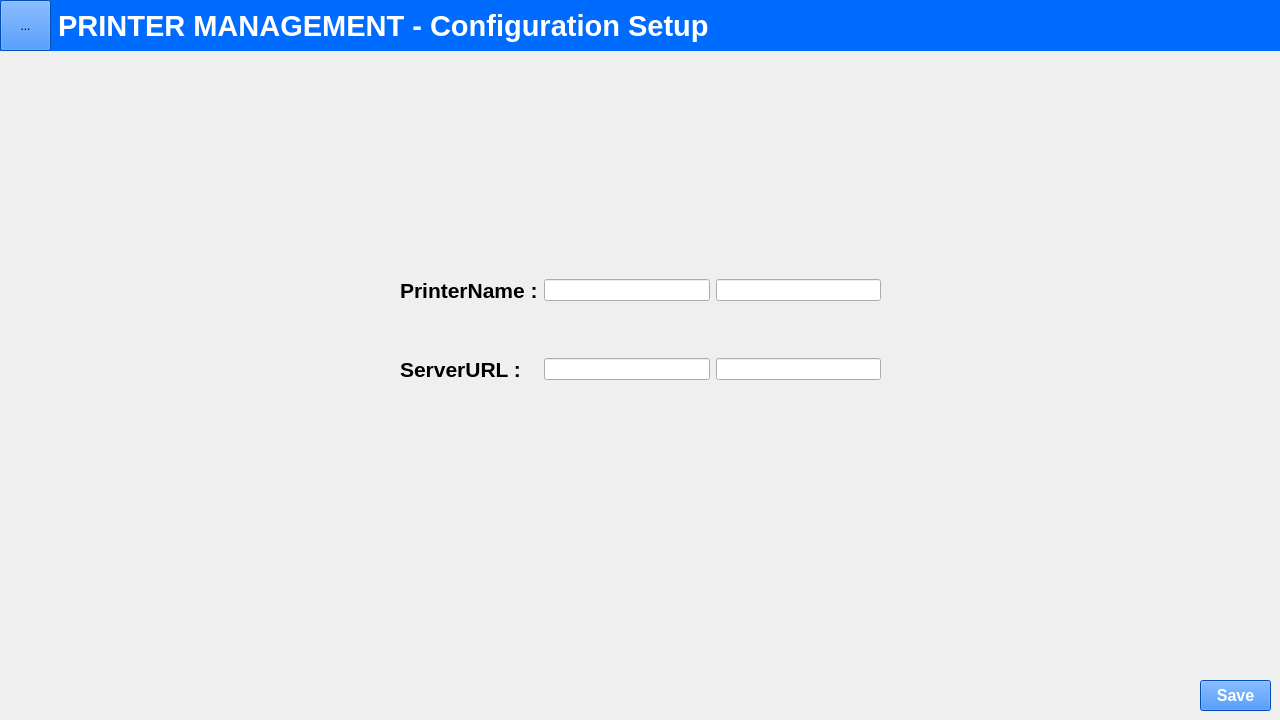
Above: Designer/configuration.ui from ParintonPrarom-148/Printer_Management_Program_For_Automated_Gate_System before the change. Below: the same form after it.
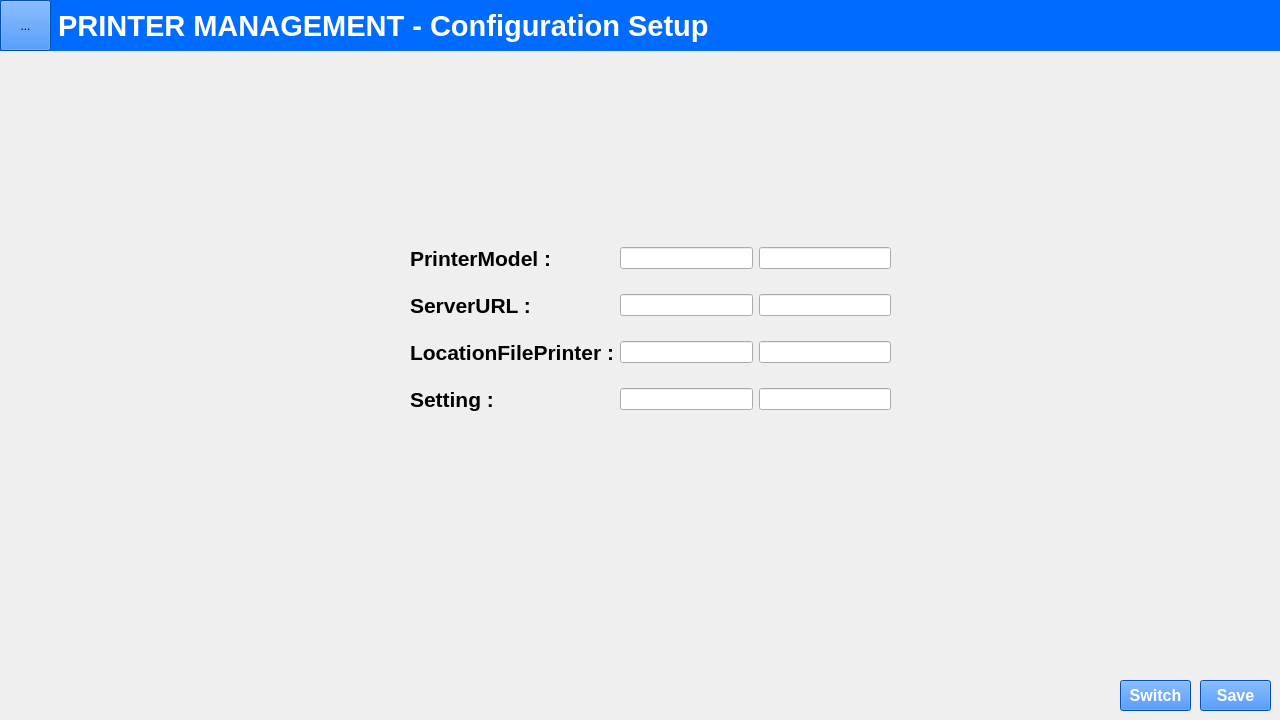
That is the form after the change. Icons and pictures are not drawn.

The edit to the form file:
```diff
--- a/Designer/configuration.ui
+++ b/Designer/configuration.ui
@@ -90,13 +90,61 @@
   <widget class="QWidget" name="gridLayoutWidget_2">
    <property name="geometry">
     <rect>
-     <x>400</x>
+     <x>410</x>
      <y>230</y>
      <width>481</width>
      <height>201</height>
     </rect>
    </property>
    <layout class="QGridLayout" name="gridLayout_2">
+    <item row="3" column="0">
+     <widget class="QLabel" name="lbSetting">
+      <property name="font">
+       <font>
+        <family>Arial</family>
+        <pointsize>16</pointsize>
+        <weight>75</weight>
+        <bold>true</bold>
+       </font>
+      </property>
+      <property name="text">
+       <string>Setting :</string>
+      </property>
+     </widget>
+    </item>
+    <item row="3" column="2">
+     <widget class="QLineEdit" name="textSetting2">
+      <property name="font">
+       <font>
+        <family>Arial</family>
+       </font>
+      </property>
+     </widget>
+    </item>
+    <item row="3" column="1">
+     <widget class="QLineEdit" name="textSetting1">
+      <property name="font">
+       <font>
+        <family>Arial</family>
+       </font>
+      </property>
+     </widget>
+    </item>
+    <item row="0" column="0">
+     <widget class="QLabel" name="lbPrinterModel">
+      <property name="font">
+       <font>
+        <family>Arial</family>
+        <pointsize>16</pointsize>
+        <weight>75</weight>
+        <bold>true</bold>
+       </font>
+      </property>
+      <property name="text">
+       <string>PrinterModel :</string>
+      </property>
+     </widget>
+    </item>
     <item row="0" column="1">
      <widget class="QLineEdit" name="textPrinterName1">
       <property name="font">
@@ -121,19 +169,13 @@
       </property>
      </widget>
     </item>
-    <item row="0" column="0">
-     <widget class="QLabel" name="lbPrinterName">
+    <item row="1" column="2">
+     <widget class="QLineEdit" name="textServerURL2">
       <property name="font">
        <font>
         <family>Arial</family>
-        <pointsize>16</pointsize>
-        <weight>75</weight>
-        <bold>true</bold>
        </font>
       </property>
-      <property name="text">
-       <string>PrinterName :</string>
-      </property>
      </widget>
     </item>
     <item row="1" column="1">
@@ -154,8 +196,32 @@
       </property>
      </widget>
     </item>
-    <item row="1" column="2">
-     <widget class="QLineEdit" name="textServerURL2">
+    <item row="2" column="0">
+     <widget class="QLabel" name="lbLocationFilePrinter">
+      <property name="font">
+       <font>
+        <family>Arial</family>
+        <pointsize>16</pointsize>
+        <weight>75</weight>
+        <bold>true</bold>
+       </font>
+      </property>
+      <property name="text">
+       <string>LocationFilePrinter :</string>
+      </property>
+     </widget>
+    </item>
+    <item row="2" column="1">
+     <widget class="QLineEdit" name="textLocationFilePrinter1">
+      <property name="font">
+       <font>
+        <family>Arial</family>
+       </font>
+      </property>
+     </widget>
+    </item>
+    <item row="2" column="2">
+     <widget class="QLineEdit" name="textLocationFilePrinter2">
       <property name="font">
        <font>
         <family>Arial</family>
@@ -190,6 +256,31 @@
     <string>Save</string>
    </property>
   </widget>
+  <widget class="QPushButton" name="btnSwitchSetting">
+   <property name="geometry">
+    <rect>
+     <x>1120</x>
+     <y>680</y>
+     <width>71</width>
+     <height>31</height>
+    </rect>
+   </property>
+   <property name="font">
+    <font>
+     <family>Arial</family>
+     <pointsize>12</pointsize>
+     <weight>75</weight>
+     <bold>true</bold>
+    </font>
+   </property>
+   <property name="styleSheet">
+    <string notr="true">background-color: #006CFF;
+color:white;</string>
+   </property>
+   <property name="text">
+    <string>Switch</string>
+   </property>
+  </widget>
  </widget>
  <resources/>
  <connections/>
```
Left out of the diff: 4 changed lines with no effect on the pictures.
